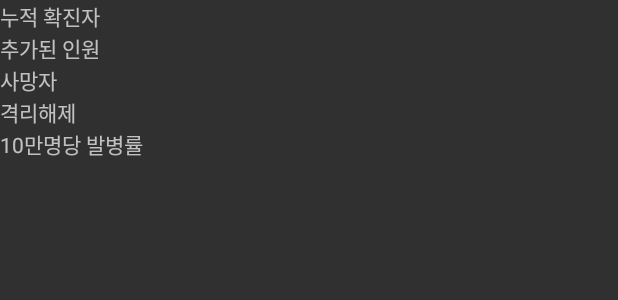
After one commit to blackarea/covid-19_info, an Android app: the layout activity_home_table.xml on its own in the app's theme, with its tools: preview values and no code run, on a phone screen of 412 x 824 dp. The commit adds this screen. Shown: the top 300 px of the screen. Run offline under Robolectric (Android 15) with nearby library versions, the phone set to English and light mode, and no system bars.

Commit message:
이미지 버튼에 들어가는 drawable파일의 제목 수정 및 코드수정 파싱을 위한 jsoup라이브러리 및 퍼미션 추가

```diff
--- a/app/build.gradle
+++ b/app/build.gradle
@@ -21,9 +21,12 @@ android {
 
 dependencies {
     implementation fileTree(dir: 'libs', include: ['*.jar'])
+    implementation 'com.android.support:appcompat-v7:+'
     implementation 'androidx.appcompat:appcompat:1.1.0'
     implementation 'androidx.constraintlayout:constraintlayout:1.1.3'
+    implementation 'org.jsoup:jsoup:1.11.3'
     testImplementation 'junit:junit:4.12'
     androidTestImplementation 'androidx.test.ext:junit:1.1.1'
     androidTestImplementation 'androidx.test.espresso:espresso-core:3.2.0'
+    implementation 'com.android.support:recyclerview-v7:+'
 }
--- a/app/src/main/AndroidManifest.xml
+++ b/app/src/main/AndroidManifest.xml
@@ -1,6 +1,8 @@
 <?xml version="1.0" encoding="utf-8"?>
 <manifest xmlns:android="http://schemas.android.com/apk/res/android"
     package="com.example.covid_info">
+
+    <uses-permission android:name="android.permission.INTERNET" />
 
     <application
         android:allowBackup="true"
@@ -9,7 +11,8 @@
         android:roundIcon="@mipmap/ic_launcher_round"
         android:supportsRtl="true"
         android:theme="@style/Theme.AppCompat.NoActionBar">
-        <activity android:name=".Main2Activity"></activity>
+        <activity android:name=".HomeTable"></activity>
+        <activity android:name=".Main2Activity" />
         <activity android:name=".MainActivity">
             <intent-filter>
                 <action android:name="android.intent.action.MAIN" />
--- a/app/src/main/res/layout/activity_foreign.xml
+++ b/app/src/main/res/layout/activity_foreign.xml
@@ -12,7 +12,7 @@
         android:id="@+id/btnHome"
         android:layout_width="75sp"
         android:layout_height="75sp"
-        app:srcCompat="@drawable/Home"
+        app:srcCompat="@drawable/home"
         />
     <TextView
         android:layout_width="wrap_content"
--- /dev/null
+++ b/app/src/main/res/layout/activity_home_table.xml
@@ -0,0 +1,37 @@
+<?xml version="1.0" encoding="utf-8"?>
+<LinearLayout xmlns:android="http://schemas.android.com/apk/res/android"
+    xmlns:app="http://schemas.android.com/apk/res-auto"
+    xmlns:tools="http://schemas.android.com/tools"
+    android:layout_width="match_parent"
+    android:layout_height="match_parent"
+    android:orientation="vertical">
+
+    <TextView
+        android:id="@+id/textView_Confirmed"
+        android:layout_width="wrap_content"
+        android:layout_height="wrap_content"
+        android:text="누적 확진자"/>
+    <TextView
+        android:id="@+id/textView_Added"
+        android:layout_width="wrap_content"
+        android:layout_height="wrap_content"
+        android:text="추가된 인원"/>
+    <TextView
+        android:id="@+id/textView_Dead"
+        android:layout_width="wrap_content"
+        android:layout_height="wrap_content"
+        android:text="사망자"/>
+    <TextView
+        android:id="@+id/textView_IsolationCleared"
+        android:layout_width="wrap_content"
+        android:layout_height="wrap_content"
+        android:text="격리해제"/>
+    <TextView
+        android:id="@+id/textView_IncidencePer100thousand"
+        android:layout_width="wrap_content"
+        android:layout_height="wrap_content"
+        android:text="10만명당 발병률"/>
+
+
+
+</LinearLayout>
--- a/app/src/main/res/layout/activity_info.xml
+++ b/app/src/main/res/layout/activity_info.xml
@@ -12,8 +12,7 @@
         android:id="@+id/btnHome"
         android:layout_width="75sp"
         android:layout_height="75sp"
-        app:srcCompat="@drawable/Home"
-        />
+        app:srcCompat="@drawable/home" />
     <TextView
         android:layout_width="wrap_content"
         android:layout_height="wrap_content"
--- a/app/src/main/res/layout/activity_map.xml
+++ b/app/src/main/res/layout/activity_map.xml
@@ -17,7 +17,7 @@
             android:id="@+id/btnHome"
             android:layout_width="75sp"
             android:layout_height="75sp"
-            app:srcCompat="@drawable/Home"
+            app:srcCompat="@drawable/home"
             />
 
         <TextView
--- a/app/src/main/res/layout/activity_med.xml
+++ b/app/src/main/res/layout/activity_med.xml
@@ -12,7 +12,7 @@
         android:id="@+id/btnHome"
         android:layout_width="75sp"
         android:layout_height="75sp"
-        app:srcCompat="@drawable/Home"
+        app:srcCompat="@drawable/home"
         />
     <TextView
         android:layout_width="wrap_content"
--- a/app/src/main/res/layout/activity_notice.xml
+++ b/app/src/main/res/layout/activity_notice.xml
@@ -12,7 +12,7 @@
         android:id="@+id/btnHome"
         android:layout_width="75sp"
         android:layout_height="75sp"
-        app:srcCompat="@drawable/Home"
+        app:srcCompat="@drawable/home"
         />
     <TextView
         android:layout_width="wrap_content"
--- a/app/src/main/res/layout/activity_situation.xml
+++ b/app/src/main/res/layout/activity_situation.xml
@@ -13,7 +13,7 @@
         android:id="@+id/btnHome"
         android:layout_width="75sp"
         android:layout_height="75sp"
-        app:srcCompat="@drawable/Home"
+        app:srcCompat="@drawable/home"
         />
     <TextView
         android:layout_width="wrap_content"
--- a/build.gradle
+++ b/build.gradle
@@ -7,7 +7,7 @@ buildscript {
 
     }
     dependencies {
-        classpath 'com.android.tools.build:gradle:3.5.3'
+        classpath 'com.android.tools.build:gradle:3.6.1'
 
         // NOTE: Do not place your application dependencies here; they belong
         // in the individual module build.gradle files
--- /dev/null
+++ b/jsoup-1.13.1/build.gradle
@@ -0,0 +1,2 @@
+configurations.maybeCreate("default")
+artifacts.add("default", file('jsoup-1.13.1.jar'))
--- a/settings.gradle
+++ b/settings.gradle
@@ -1,2 +1,2 @@
-include ':app'
+include ':app', ':jsoup-1.13.1'
 rootProject.name='Covid_info'
```
Also changed, not shown: app/src/main/java/com/example/covid_info/MainActivity.java (+18 -7 lines), app/src/main/res/layout/activity_main.xml (+30 -24 lines), gradle/wrapper/gradle-wrapper.properties, 1 other file.
